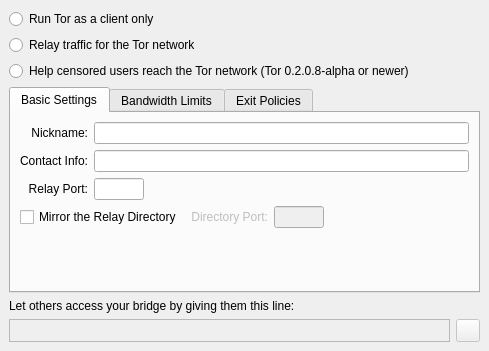
Qt form src/vidalia/config/serverpage.ui (a-ilin/vidalia) before a commit.
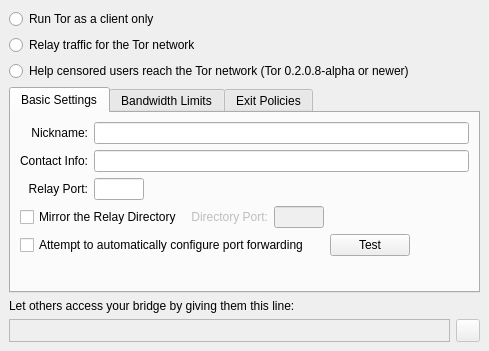
The same form after that commit. Icons and pictures are not drawn.

Commit message:
r414@thebe:  edmanm | 2008-06-01 19:43:20 -0400  Merge the remaining UI bits of the UPnP branch into trunk.
svn:r2640

Patch:
```diff
--- a/src/vidalia/config/serverpage.ui
+++ b/src/vidalia/config/serverpage.ui
@@ -127,6 +127,49 @@
             </property>
            </spacer>
           </item>
+          <item row="4" column="0" colspan="6" >
+           <widget class="QCheckBox" name="chkEnableUpnp" >
+            <property name="contextMenuPolicy" >
+             <enum>Qt::NoContextMenu</enum>
+            </property>
+            <property name="toolTip" >
+             <string></string>
+            </property>
+            <property name="text" >
+             <string>Attempt to automatically configure port forwarding</string>
+            </property>
+           </widget>
+          </item>
+          <item row="4" column="6" >
+           <layout class="QHBoxLayout" >
+            <property name="margin" >
+             <number>0</number>
+            </property>
+            <item>
+             <widget class="QPushButton" name="btnTestUpnp" >
+              <property name="contextMenuPolicy" >
+               <enum>Qt::NoContextMenu</enum>
+              </property>
+              <property name="text" >
+               <string>Test</string>
+              </property>
+             </widget>
+            </item>
+            <item>
+             <spacer>
+              <property name="orientation" >
+               <enum>Qt::Horizontal</enum>
+              </property>
+              <property name="sizeHint" >
+               <size>
+                <width>40</width>
+                <height>20</height>
+               </size>
+              </property>
+             </spacer>
+            </item>
+           </layout>
+          </item>
           <item row="1" column="1" colspan="7" >
            <widget class="QLineEdit" name="lineServerContact" >
             <property name="cursor" >
```
The commit also changes 4 other files.
